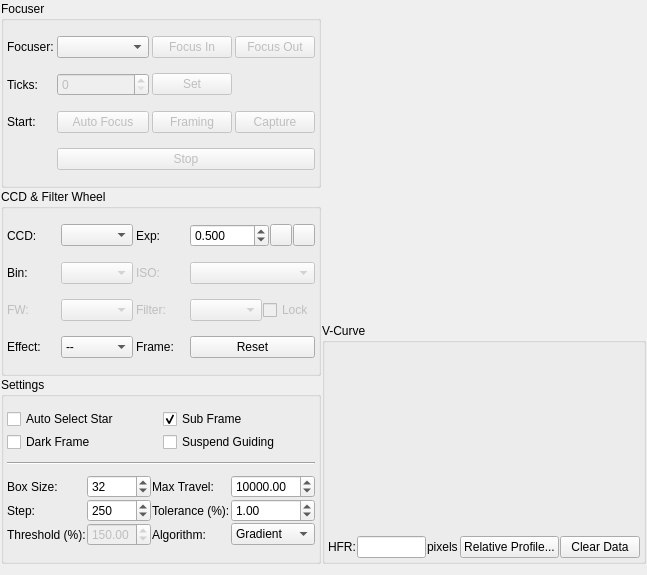
Before: the Qt Designer form kstars/ekos/focus/focus.ui in KDE/kstars, drawn with Qt 5.
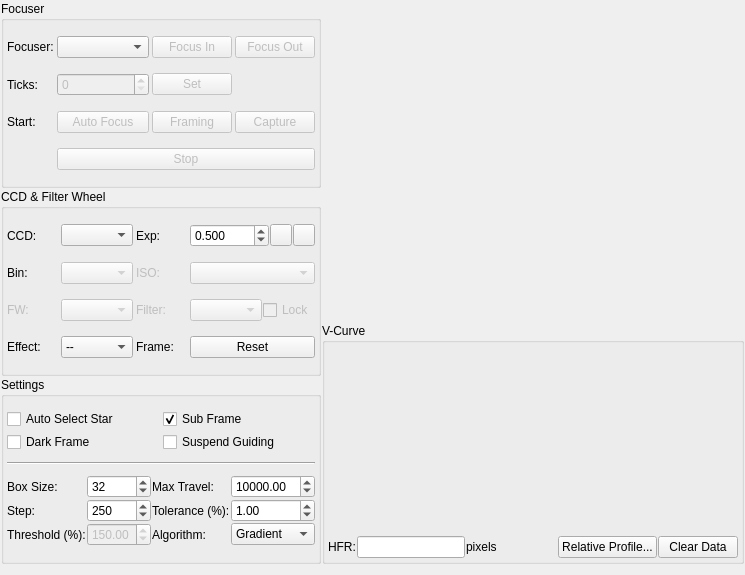
After: the same form once the commit is applied. Custom widgets are drawn as their Qt base class.

Commit message: 1. Fixed a bug or two where the floating toolbar buttons would make kstars crash if there were no image 2. Finished work on the other buttons so all the buttons on the floating toolbar now work. 3. Made the focus profile a Qt Tool so it vanishes when other applications come in front. 4. Added Gesture Capabilities to the QCustomPlots so that the zooming you now do with the scroll wheel can now be a pinch gesture on a trackpad too. 5. Added range dragging to the guide and hfr plots 6. Added zoom capability to the hfr plot.

```diff
--- a/kstars/ekos/focus/focus.ui
+++ b/kstars/ekos/focus/focus.ui
@@ -6,7 +6,7 @@
    <rect>
     <x>0</x>
     <y>0</y>
-    <width>647</width>
+    <width>745</width>
     <height>575</height>
    </rect>
   </property>
```
The commit also changes 7 other files.
